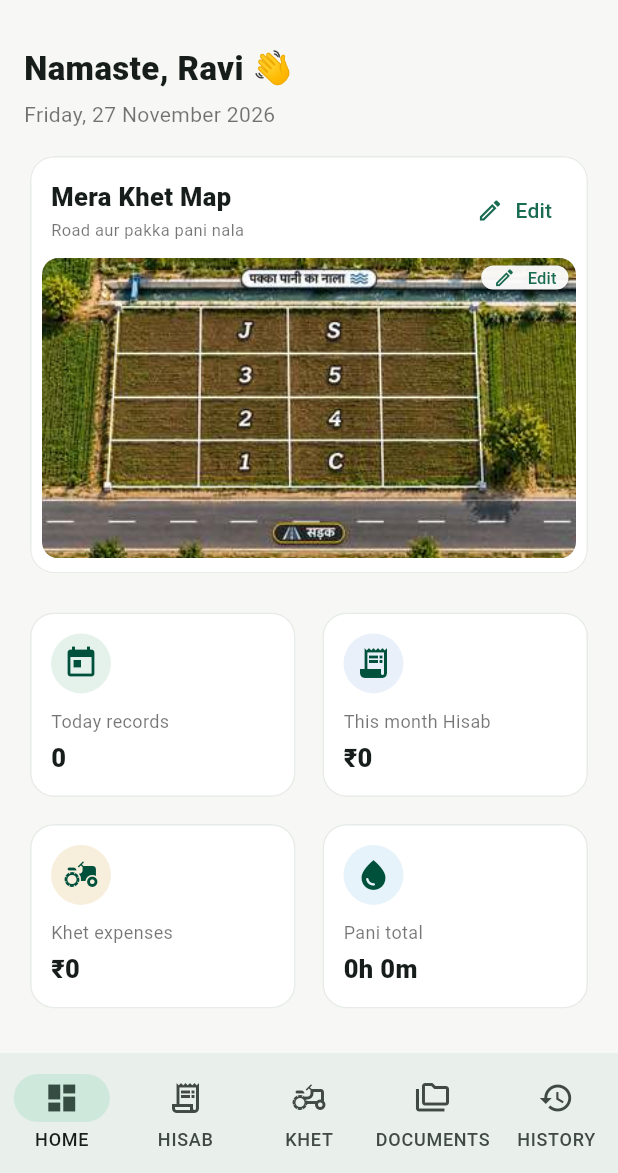
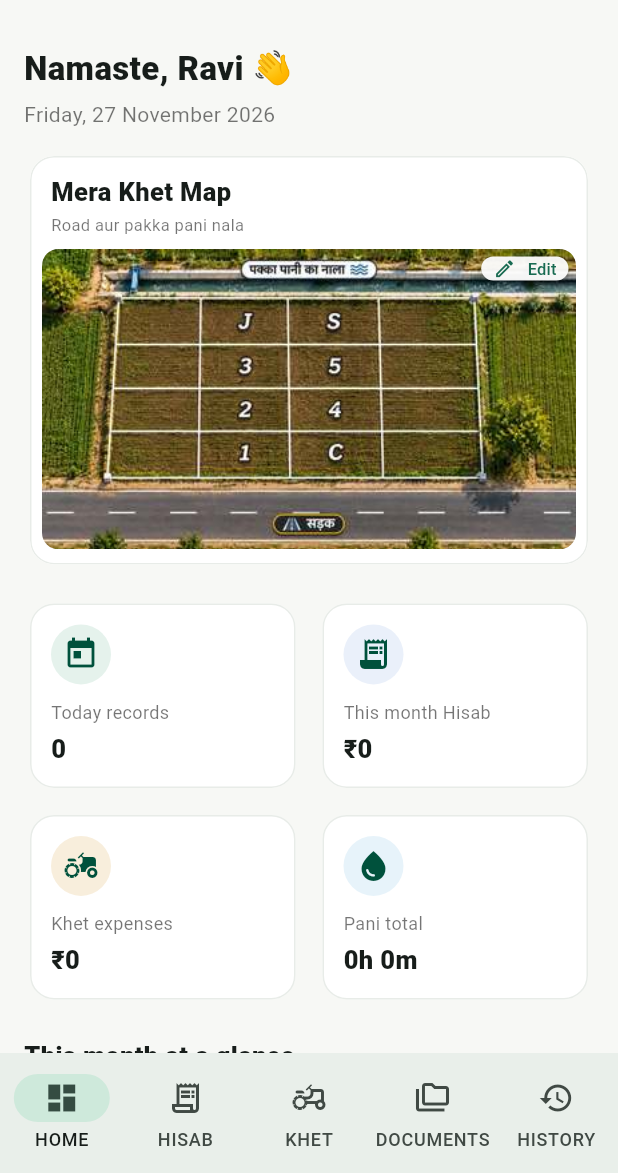
Before and after one commit to lokeshpandiit/KHATA, a Flutter app: the screen it shows after launch, on a phone screen of 412 x 824 dp, the part 63-1236 px from its top. Run offline on Flutter 3.47's test engine with Material 3 defaults, Android fonts, the phone set to English and light mode, and no system bars; our stand-ins replace audioplayers, file_picker, flutter_contacts, flutter_local_notifications, flutter_timezone, google_sign_in and 6 more; missing offline and left inert: record, whatsapp_share_plus; statements that could not run were skipped.

Commit message:
Remove duplicate Khet map Edit button

```diff
--- a/lib/widgets/khet_map_widget.dart
+++ b/lib/widgets/khet_map_widget.dart
@@ -134,13 +134,7 @@ class _KhetMapWidgetState extends State<KhetMapWidget> {
               Text('Road aur pakka pani nala', style: TextStyle(fontSize: 11, color: Colors.black54)),
             ])),
             if (_saving)
-              const Padding(padding: EdgeInsets.all(10), child: SizedBox(width: 18, height: 18, child: CircularProgressIndicator(strokeWidth: 2)))
-            else
-              TextButton.icon(
-                onPressed: () => setState(() => _editing = !_editing),
-                icon: Icon(_editing ? Icons.check : Icons.edit_outlined, size: 18),
-                label: Text(_editing ? 'Done' : 'Edit'),
-              ),
+              const Padding(padding: EdgeInsets.all(10), child: SizedBox(width: 18, height: 18, child: CircularProgressIndicator(strokeWidth: 2))),
           ]),
         ),
         Padding(
```
